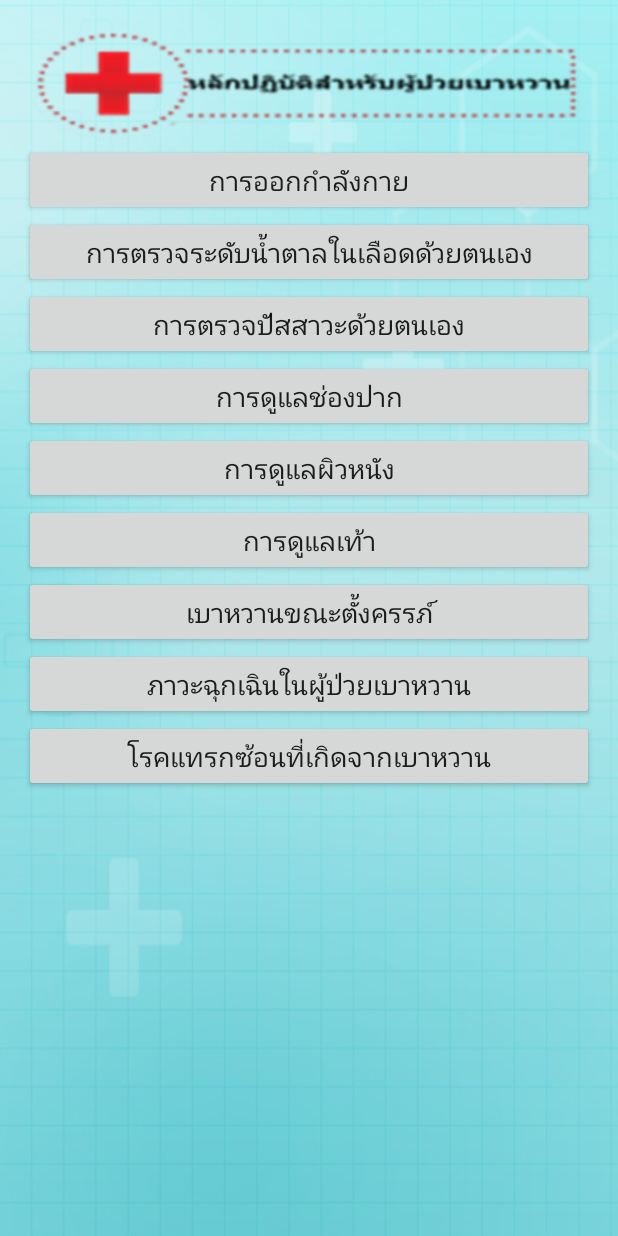
After one commit to superPradit/HealthRecord, an Android app: the Section2Activity screen opened directly, with no data from a screen before it, on a phone screen of 412 x 824 dp. The commit adds this screen. Run offline under Robolectric (Android 15) with nearby library versions, the phone set to English and light mode, and no system bars.

Commit message:
Section2 UI finish

```diff
--- a/app/src/main/AndroidManifest.xml
+++ b/app/src/main/AndroidManifest.xml
@@ -19,7 +19,9 @@
         <activity android:name=".MainHoldSection1" />
         <activity android:name=".ResultOfSection11" />
         <activity android:name=".Section12Activity" />
-        <activity android:name=".ResultOfSection12"></activity>
+        <activity android:name=".ResultOfSection12" />
+        <activity android:name=".Section2Activity" />
+        <activity android:name=".Section2HoldActivity"></activity>
     </application>
 
 </manifest>
--- /dev/null
+++ b/app/src/main/java/appbsru/supergolf/healthrecord/Section2Activity.java
@@ -0,0 +1,80 @@
+package appbsru.supergolf.healthrecord;
+
+import android.content.Intent;
+import android.support.v7.app.AppCompatActivity;
+import android.os.Bundle;
+import android.view.View;
+import android.widget.Button;
+import android.widget.ListView;
+
+public class Section2Activity extends AppCompatActivity implements View.OnClickListener {
+    private Button practice1Button, practice2Button, practice3Button,
+            practice4Button, practice5Button, practice6Button,
+            practice7Button, practice8Button, practice9Button;
+
+    @Override
+    protected void onCreate(Bundle savedInstanceState) {
+        super.onCreate(savedInstanceState);
+        setContentView(R.layout.activity_section2);
+
+        //bindwidget
+        bindwidget();
+
+        //buttonControlle
+        buttonController();
+
+    } //Main method
+
+    private void buttonController() {
+        practice1Button.setOnClickListener(this);
+        practice2Button.setOnClickListener(this);
+        practice3Button.setOnClickListener(this);
+        practice4Button.setOnClickListener(this);
+        practice5Button.setOnClickListener(this);
+        practice6Button.setOnClickListener(this);
+        practice7Button.setOnClickListener(this);
+        practice8Button.setOnClickListener(this);
+        practice9Button.setOnClickListener(this);
+
+    } //buttonControlle
+
+    private void bindwidget() {
+
+        practice1Button = (Button) findViewById(R.id.perform1Button);
+        practice2Button = (Button) findViewById(R.id.perform2Button);
+        practice3Button = (Button) findViewById(R.id.perform3Button);
+        practice4Button = (Button) findViewById(R.id.perform4Button);
+        practice5Button = (Button) findViewById(R.id.perform5Button);
+        practice6Button = (Button) findViewById(R.id.perform6Button);
+        practice7Button = (Button) findViewById(R.id.perform7Button);
+        practice8Button = (Button) findViewById(R.id.perform8Button);
+        practice9Button = (Button) findViewById(R.id.perform9Button);
+
+    } //bindwidget
+
+
+    @Override
+    public void onClick(View v) {
+        switch (v.getId()) {
+            case R.id.perform1Button:
+                startActivity(new Intent(Section2Activity.this, Section2HoldActivity.class));
+                break;
+            case R.id.perform2Button:
+                break;
+            case R.id.perform3Button:
+                break;
+            case R.id.perform4Button:
+                break;
+            case R.id.perform5Button:
+                break;
+            case R.id.perform6Button:
+                break;
+            case R.id.perform7Button:
+                break;
+            case R.id.perform8Button:
+                break;
+            case R.id.perform9Button:
+                break;
+        }
+    }
+} //Main Class
--- /dev/null
+++ b/app/src/main/java/appbsru/supergolf/healthrecord/Section2HoldActivity.java
@@ -0,0 +1,13 @@
+package appbsru.supergolf.healthrecord;
+
+import android.support.v7.app.AppCompatActivity;
+import android.os.Bundle;
+
+public class Section2HoldActivity extends AppCompatActivity {
+
+    @Override
+    protected void onCreate(Bundle savedInstanceState) {
+        super.onCreate(savedInstanceState);
+        setContentView(R.layout.activity_section2_hold);
+    }
+}
--- a/app/src/main/res/layout/activity_main.xml
+++ b/app/src/main/res/layout/activity_main.xml
@@ -23,7 +23,7 @@
             <LinearLayout
                 android:orientation="horizontal"
                 android:layout_width="match_parent"
-                android:layout_height="60dp"
+                android:layout_height="80dp"
                 android:background="@drawable/banner12"></LinearLayout>
 
             <LinearLayout
@@ -57,7 +57,7 @@
                     android:layout_height="wrap_content"
                     android:text="@string/section1icon"
                     android:id="@+id/textView"
-                    android:textSize="@dimen/h1"
+                    android:textSize="22dp"
                     android:layout_weight="1"
                     android:gravity="center_horizontal"
                     android:textColor="@color/primary_material_dark" />
@@ -67,7 +67,7 @@
                     android:layout_height="wrap_content"
                     android:text="@string/section2"
                     android:id="@+id/textView2"
-                    android:textSize="@dimen/h1"
+                    android:textSize="22dp"
                     android:layout_weight="1"
                     android:gravity="center_horizontal"
                     android:textColor="@color/primary_material_dark" />
@@ -104,7 +104,7 @@
                     android:layout_height="wrap_content"
                     android:text="@string/section3"
                     android:id="@+id/textView3"
-                    android:textSize="@dimen/h1"
+                    android:textSize="22dp"
                     android:layout_weight="1"
                     android:gravity="center_horizontal"
                     android:textColor="@color/primary_material_dark" />
@@ -114,7 +114,7 @@
                     android:layout_height="wrap_content"
                     android:text="@string/section4"
                     android:id="@+id/textView4"
-                    android:textSize="@dimen/h1"
+                    android:textSize="22dp"
                     android:layout_weight="1"
                     android:gravity="center_horizontal"
                     android:textColor="@color/primary_material_dark" />
@@ -144,7 +144,7 @@
                     android:text="@string/section5"
                     android:id="@+id/meetDoctorText"
                     android:layout_weight="1"
-                    android:textSize="@dimen/h1"
+                    android:textSize="22dp"
                     android:gravity="center|center_horizontal"
                     android:textColor="@color/primary_material_dark" />
             </LinearLayout>
--- /dev/null
+++ b/app/src/main/res/layout/activity_section2.xml
@@ -0,0 +1,159 @@
+<?xml version="1.0" encoding="utf-8"?>
+<RelativeLayout xmlns:android="http://schemas.android.com/apk/res/android"
+    xmlns:tools="http://schemas.android.com/tools"
+    android:layout_width="match_parent"
+    android:layout_height="match_parent"
+    android:paddingBottom="@dimen/activity_vertical_margin"
+    android:paddingLeft="@dimen/activity_horizontal_margin"
+    android:paddingRight="@dimen/activity_horizontal_margin"
+    android:paddingTop="@dimen/activity_vertical_margin"
+    tools:context="appbsru.supergolf.healthrecord.Section2Activity"
+    android:background="@drawable/bg500">
+
+    <ScrollView
+        android:layout_width="match_parent"
+        android:layout_height="match_parent"
+        android:id="@+id/scrollView3" >
+
+        <LinearLayout
+            android:orientation="vertical"
+            android:layout_width="match_parent"
+            android:layout_height="match_parent"
+            android:layout_alignParentLeft="true"
+            android:layout_alignParentTop="true">
+
+            <LinearLayout
+                android:orientation="horizontal"
+                android:layout_width="match_parent"
+                android:layout_height="wrap_content"
+                android:layout_above="@+id/listView">
+
+                <ImageView
+                    android:layout_width="match_parent"
+                    android:layout_height="80dp"
+                    android:id="@+id/imageView7"
+                    android:background="@drawable/bannerPerform1" />
+            </LinearLayout>
+
+            <LinearLayout
+                android:orientation="horizontal"
+                android:layout_width="match_parent"
+                android:layout_height="wrap_content">
+
+                <Button
+                    android:layout_width="match_parent"
+                    android:layout_height="match_parent"
+                    android:text="@string/perform1"
+                    android:id="@+id/perform1Button"
+                    android:textSize="18sp" />
+
+            </LinearLayout>
+
+            <LinearLayout
+                android:orientation="horizontal"
+                android:layout_width="match_parent"
+                android:layout_height="match_parent">
+
+                <Button
+                    android:layout_width="match_parent"
+                    android:layout_height="match_parent"
+                    android:text="@string/perform2"
+                    android:id="@+id/perform2Button"
+                    android:textSize="18sp" />
+            </LinearLayout>
+
+            <LinearLayout
+                android:orientation="horizontal"
+                android:layout_width="match_parent"
+                android:layout_height="match_parent">
+
+                <Button
+                    android:layout_width="match_parent"
+                    android:layout_height="wrap_content"
+                    android:text="@string/perform3"
+                    android:id="@+id/perform3Button"
+                    android:textSize="18sp" />
+            </LinearLayout>
+
+            <LinearLayout
+                android:orientation="horizontal"
+                android:layout_width="match_parent"
+                android:layout_height="match_parent" >
+
+                <Button
+                    android:layout_width="match_parent"
+                    android:layout_height="wrap_content"
+                    android:text="@string/perform4"
+                    android:id="@+id/perform4Button"
+                    android:textSize="18sp" />
+            </LinearLayout>
+
+            <LinearLayout
+                android:orientation="horizontal"
+                android:layout_width="match_parent"
+                android:layout_height="match_parent" >
+
+                <Button
+                    android:layout_width="match_parent"
+                    android:layout_height="wrap_content"
+                    android:text="@string/perform5"
+                    android:id="@+id/perform5Button"
+                    android:textSize="18sp" />
+            </LinearLayout>
+
+            <LinearLayout
+                android:orientation="horizontal"
+                android:layout_width="match_parent"
+                android:layout_height="match_parent" >
+
+                <Button
+                    android:layout_width="match_parent"
+                    android:layout_height="wrap_content"
+                    android:text="@string/perform6"
+                    android:id="@+id/perform6Button"
+                    android:textSize="18sp" />
+            </LinearLayout>
+
+            <LinearLayout
+                android:orientation="horizontal"
+                android:layout_width="match_parent"
+                android:layout_height="wrap_content">
+
+                <Button
+                    android:layout_width="match_parent"
+                    android:layout_height="wrap_content"
+                    android:text="@string/perform7"
+                    android:id="@+id/perform7Button"
+                    android:textSize="18sp" />
+            </LinearLayout>
+
+            <LinearLayout
+                android:orientation="horizontal"
+                android:layout_width="match_parent"
+                android:layout_height="match_parent">
+
+                <Button
+                    android:layout_width="match_parent"
+                    android:layout_height="wrap_content"
+                    android:text="@string/perform8"
+                    android:id="@+id/perform8Button"
+                    android:textSize="18sp" />
+            </LinearLayout>
+
+            <LinearLayout
+                android:orientation="horizontal"
+                android:layout_width="match_parent"
+                android:layout_height="match_parent">
+
+                <Button
+                    android:layout_width="match_parent"
+                    android:layout_height="wrap_content"
+                    android:text="@string/perform9"
+                    android:id="@+id/perform9Button"
+                    android:textSize="18sp" />
+            </LinearLayout>
+
+        </LinearLayout>
+    </ScrollView>
+
+</RelativeLayout>
--- /dev/null
+++ b/app/src/main/res/layout/activity_section2_hold.xml
@@ -0,0 +1,12 @@
+<?xml version="1.0" encoding="utf-8"?>
+<RelativeLayout xmlns:android="http://schemas.android.com/apk/res/android"
+    xmlns:tools="http://schemas.android.com/tools"
+    android:layout_width="match_parent"
+    android:layout_height="match_parent"
+    android:paddingBottom="@dimen/activity_vertical_margin"
+    android:paddingLeft="@dimen/activity_horizontal_margin"
+    android:paddingRight="@dimen/activity_horizontal_margin"
+    android:paddingTop="@dimen/activity_vertical_margin"
+    tools:context="appbsru.supergolf.healthrecord.Section2HoldActivity">
+
+</RelativeLayout>
--- a/app/src/main/res/values/strings.xml
+++ b/app/src/main/res/values/strings.xml
@@ -2,7 +2,7 @@
     <string name="app_name">Health Record</string>
 
     <string name="section1">ประเมินความเสี่ยง</string>
-    <string name="section1icon">ประเมิน\nความเสี่ยง</string>
+    <string name="section1icon">ประเมินความเสี่ยง</string>
     <string name="section2">หลักปฎิบัติ</string>
     <string name="section3">โภชนาการ</string>
     <string name="section4">แนะนำแพทย์</string>
@@ -32,4 +32,14 @@
     <string name="age1">อายุ</string>
     <string name="year">ปี</string>
 
+    <string name="perform1">การออกกำลังกาย</string>
+    <string name="perform2">การตรวจระดับน้ำตาลในเลือดด้วยตนเอง</string>
+    <string name="perform3">การตรวจปัสสาวะด้วยตนเอง</string>
+    <string name="perform4">การดูแลช่องปาก</string>
+    <string name="perform5">การดูแลผิวหนัง</string>
+    <string name="perform6">การดูแลเท้า</string>
+    <string name="perform7">เบาหวานขณะตั้งครรภ์</string>
+    <string name="perform8">ภาวะฉุกเฉินในผู้ป่วยเบาหวาน</string>
+    <string name="perform9">โรคแทรกซ้อนที่เกิดจากเบาหวาน</string>
+
 </resources>
```
Also changed, not shown: app/src/main/res/drawable/bannerPerform1.png (added).
